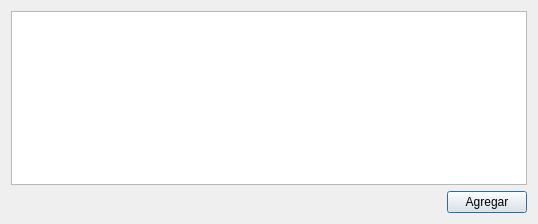
Qt form AbogadosDesktop/src/gui/uis/calendar.ui (ehmsoft/Desktop) before a commit.
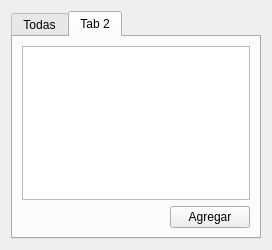
The same form after that commit. The open tabs and pages were chosen to show the change.

```diff
--- a/AbogadosDesktop/src/gui/uis/calendar.ui
+++ b/AbogadosDesktop/src/gui/uis/calendar.ui
@@ -6,8 +6,8 @@
    <rect>
     <x>0</x>
     <y>0</y>
-    <width>538</width>
-    <height>224</height>
+    <width>258</width>
+    <height>250</height>
    </rect>
   </property>
   <property name="windowTitle">
@@ -15,6 +15,32 @@
   </property>
   <layout class="QHBoxLayout" name="horizontalLayout_4">
    <item>
+    <widget class="QTabWidget" name="tabWidget">
+     <property name="sizePolicy">
+      <sizepolicy hsizetype="Expanding" vsizetype="Expanding">
+       <horstretch>0</horstretch>
+       <verstretch>0</verstretch>
+      </sizepolicy>
+     </property>
+     <property name="minimumSize">
+      <size>
+       <width>250</width>
+       <height>0</height>
+      </size>
+     </property>
+     <property name="tabShape">
+      <enum>QTabWidget::Rounded</enum>
+     </property>
+     <property name="currentIndex">
+      <number>0</number>
+     </property>
+     <property name="tabsClosable">
+      <bool>false</bool>
+     </property>
+     <widget class="QWidget" name="tab">
+      <attribute name="title">
+       <string>Todas</string>
+      </attribute>
     <layout class="QVBoxLayout" name="verticalLayout">
      <item>
       <widget class="QListWidget" name="lista">
@@ -57,6 +83,42 @@
       </layout>
      </item>
     </layout>
+     </widget>
+     <widget class="QWidget" name="tab_2">
+      <attribute name="title">
+       <string>Tab 2</string>
+      </attribute>
+      <layout class="QVBoxLayout" name="verticalLayout_2">
+       <item>
+        <widget class="QListWidget" name="lista2"/>
+       </item>
+       <item>
+        <layout class="QHBoxLayout" name="horizontalLayout">
+         <item>
+          <spacer name="horizontalSpacer_2">
+           <property name="orientation">
+            <enum>Qt::Horizontal</enum>
+           </property>
+           <property name="sizeHint" stdset="0">
+            <size>
+             <width>40</width>
+             <height>20</height>
+            </size>
+           </property>
+          </spacer>
+         </item>
+         <item>
+          <widget class="QPushButton" name="pushButton">
+           <property name="text">
+            <string>Agregar</string>
+           </property>
+          </widget>
+         </item>
+        </layout>
+       </item>
+      </layout>
+     </widget>
+    </widget>
    </item>
   </layout>
  </widget>
```
Left out of the diff: 2 changed lines with no effect on the pictures. Lines whose indentation alone changed are shown as unchanged.
